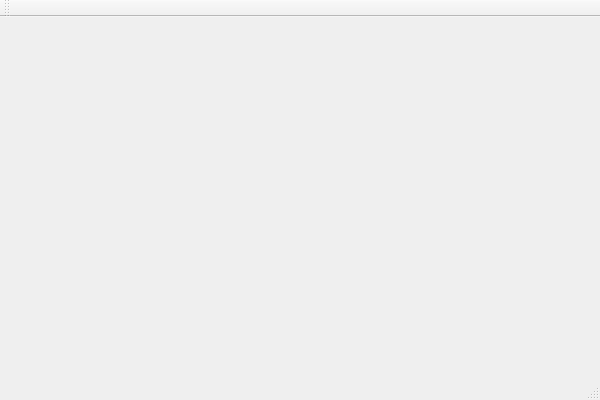
Old version of the form Orar/OrarApp/OrarApp.ui in the repository alexandrutm/UnivTimetable.
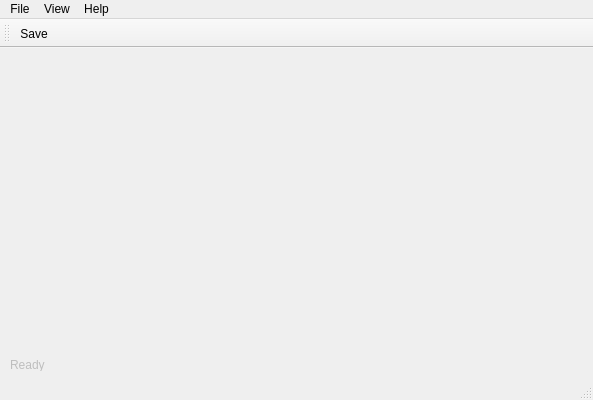
New version of the form.

```diff
--- a/Orar/OrarApp/OrarApp.ui
+++ b/Orar/OrarApp/OrarApp.ui
@@ -6,33 +6,103 @@
    <rect>
     <x>0</x>
     <y>0</y>
-    <width>600</width>
+    <width>593</width>
     <height>400</height>
    </rect>
   </property>
   <property name="windowTitle">
    <string>OrarApp</string>
   </property>
-  <widget class="QWidget" name="centralWidget"/>
+  <widget class="QWidget" name="centralWidget">
+   <property name="enabled">
+    <bool>false</bool>
+   </property>
+   <widget class="QLabel" name="statusBarLabel">
+    <property name="geometry">
+     <rect>
+      <x>10</x>
+      <y>310</y>
+      <width>47</width>
+      <height>13</height>
+     </rect>
+    </property>
+    <property name="text">
+     <string>Ready</string>
+    </property>
+   </widget>
+  </widget>
   <widget class="QMenuBar" name="menuBar">
    <property name="geometry">
     <rect>
      <x>0</x>
      <y>0</y>
-     <width>600</width>
+     <width>593</width>
      <height>21</height>
     </rect>
    </property>
+   <widget class="QMenu" name="menuFile">
+    <property name="title">
+     <string>File</string>
+    </property>
+    <addaction name="actionNew_File"/>
+    <addaction name="actionOpen_File"/>
+    <addaction name="separator"/>
+    <addaction name="actionSave"/>
+    <addaction name="separator"/>
+    <addaction name="actionClose"/>
+   </widget>
+   <widget class="QMenu" name="menuView">
+    <property name="title">
+     <string>View</string>
+    </property>
+   </widget>
+   <widget class="QMenu" name="menuHelp">
+    <property name="title">
+     <string>Help</string>
+    </property>
+   </widget>
+   <addaction name="menuFile"/>
+   <addaction name="menuView"/>
+   <addaction name="menuHelp"/>
   </widget>
-  <widget class="QToolBar" name="mainToolBar">
+  <widget class="QStatusBar" name="statusBar"/>
+  <widget class="QToolBar" name="toolBar">
+   <property name="windowTitle">
+    <string>toolBar</string>
+   </property>
    <attribute name="toolBarArea">
     <enum>TopToolBarArea</enum>
    </attribute>
    <attribute name="toolBarBreak">
     <bool>false</bool>
    </attribute>
+   <addaction name="actionSave_2"/>
   </widget>
-  <widget class="QStatusBar" name="statusBar"/>
+  <action name="actionNew_File">
+   <property name="text">
+    <string>New File</string>
+   </property>
+  </action>
+  <action name="actionOpen_File">
+   <property name="text">
+    <string>Open File</string>
+   </property>
+  </action>
+  <action name="actionSave">
+   <property name="text">
+    <string>Save</string>
+   </property>
+  </action>
+  <action name="actionClose">
+   <property name="text">
+    <string>Close</string>
+   </property>
+  </action>
+  <action name="actionSave_2">
+   <property name="text">
+    <string>Save</string>
+   </property>
+  </action>
  </widget>
  <layoutdefault spacing="6" margin="11"/>
  <resources>
```
